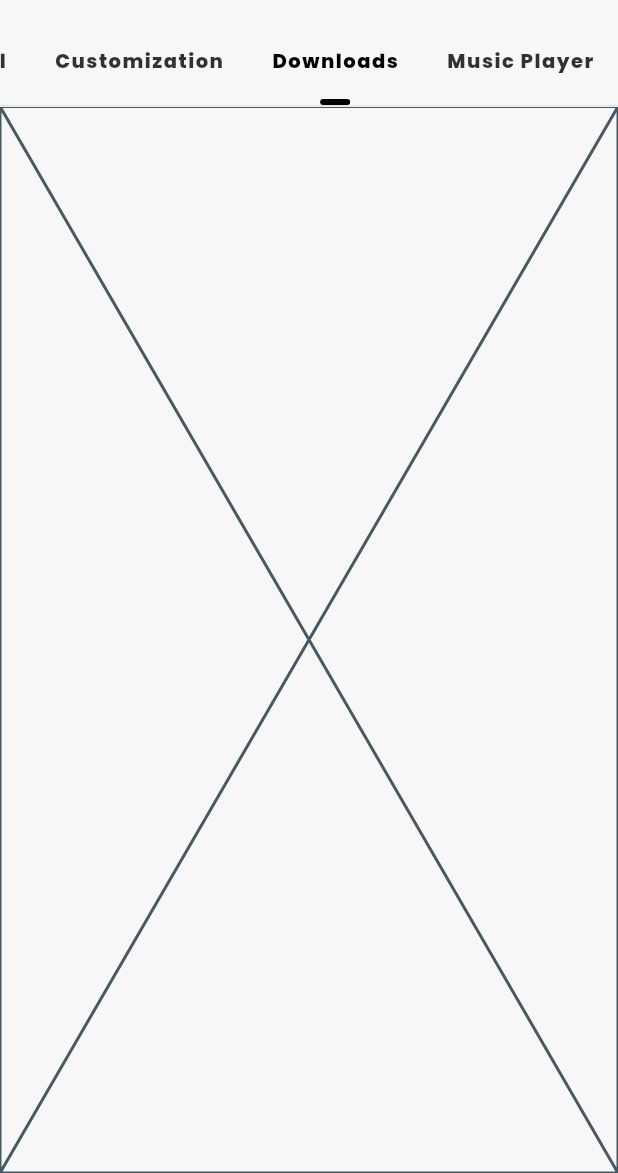
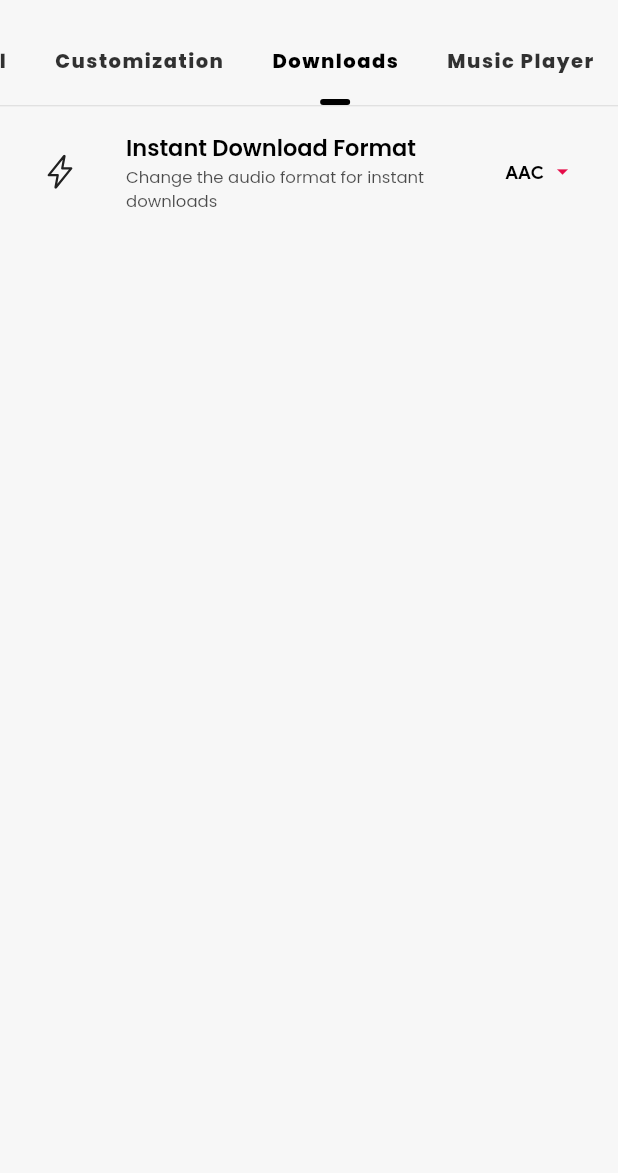
Before and after one commit to SongTube/-DEPRECATED-SongTube-New, a Flutter app: the ConfigurationScreen screen opened directly, tab 3 chosen, on a phone screen of 412 x 824 dp, the part 63-1236 px from its top. Run offline on Flutter 3.47's test engine with Material 2 defaults, Android fonts, the phone set to English and light mode, and no system bars; our stand-ins replace audio_service, cached_network_image, device_info_plus, eva_icons_flutter, file_picker, flutter_bounce and 18 more; missing offline and left inert: android_path_provider, audio_tagger, flutter_audio_query, flutter_ffmpeg, flutter_share, image_fade and 3 more; accounts and stored records are empty; statements that could not run were skipped.

Commit message:
Add instant download format option on settings

```diff
--- a/lib/screens/settings/download_settings.dart
+++ b/lib/screens/settings/download_settings.dart
@@ -1,10 +1,49 @@
 import 'package:flutter/material.dart';
+import 'package:ionicons/ionicons.dart';
+import 'package:songtube/internal/global.dart';
+import 'package:songtube/ui/tiles/setting_tile.dart';
 
-class DownloadSettings extends StatelessWidget {
+class DownloadSettings extends StatefulWidget {
   const DownloadSettings({super.key});
 
   @override
+  State<DownloadSettings> createState() => _DownloadSettingsState();
+}
+
+class _DownloadSettingsState extends State<DownloadSettings> {
+
+  @override
   Widget build(BuildContext context) {
-    return const Placeholder();
+    return ListView(
+      padding: const EdgeInsets.only(left: 12, right: 12, top: 12),
+      children: [
+        // Instant Download Format
+        SettingTileDropdown(
+          title: 'Instant Download Format',
+          subtitle: 'Change the audio format for instant downloads',
+          leadingIcon: Ionicons.flash_outline,
+          currentValue: sharedPreferences.getString('instant_download_format') ?? 'AAC',
+          items: const [
+            DropdownMenuItem(
+              value: "AAC",
+              child: Text("AAC"),
+            ),
+            DropdownMenuItem(
+              value: "OGG",
+              child: Text("OGG"),
+            )
+          ],
+          onChange: (String? value) async {
+            if (value == "AAC") {
+              await sharedPreferences.setString('instant_download_format', 'AAC');
+              setState(() {});
+            } else if (value == "OGG") {
+              await sharedPreferences.setString('instant_download_format', 'OGG');
+              setState(() {});
+            }
+          },
+        )
+      ],
+    );
   }
 }
--- a/lib/screens/settings/general_settings.dart
+++ b/lib/screens/settings/general_settings.dart
@@ -36,7 +36,7 @@ class _GeneralSettingsState extends State<GeneralSettings> {
   @override
   Widget build(BuildContext context) {
     return ListView(
-      padding: const EdgeInsets.only(left: 12, right: 12),
+      padding: const EdgeInsets.only(left: 12, right: 12, top: 12),
       children: [
         ListTile(
           onTap: () => updateThemeMode(),
--- a/lib/screens/settings/music_player_settings.dart.dart
+++ b/lib/screens/settings/music_player_settings.dart.dart
@@ -17,7 +17,7 @@ class _MusicPlayerSettingsState extends State<MusicPlayerSettings> {
   @override
   Widget build(BuildContext context) {
     return ListView(
-      padding: const EdgeInsets.only(left: 12, right: 12),
+      padding: const EdgeInsets.only(left: 12, right: 12, top: 12),
       children: [
         // Music Player blur background
         SettingTileCheckbox(
```
